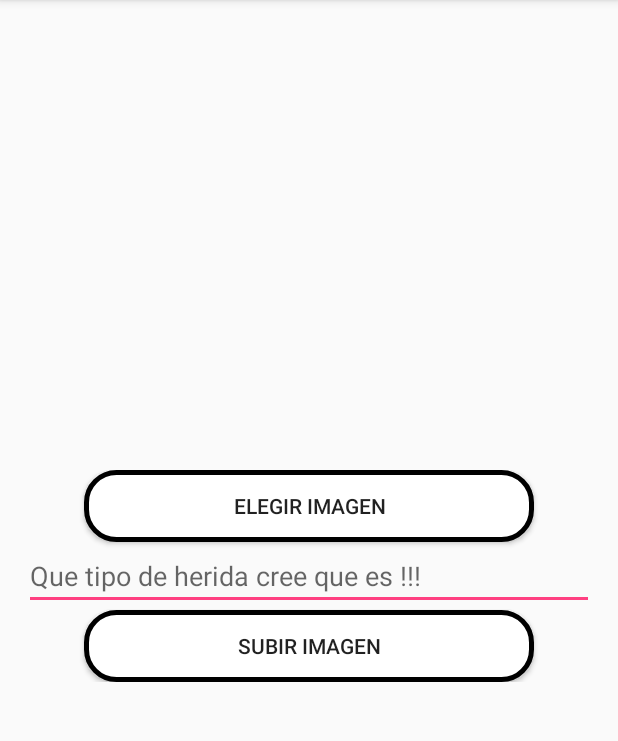
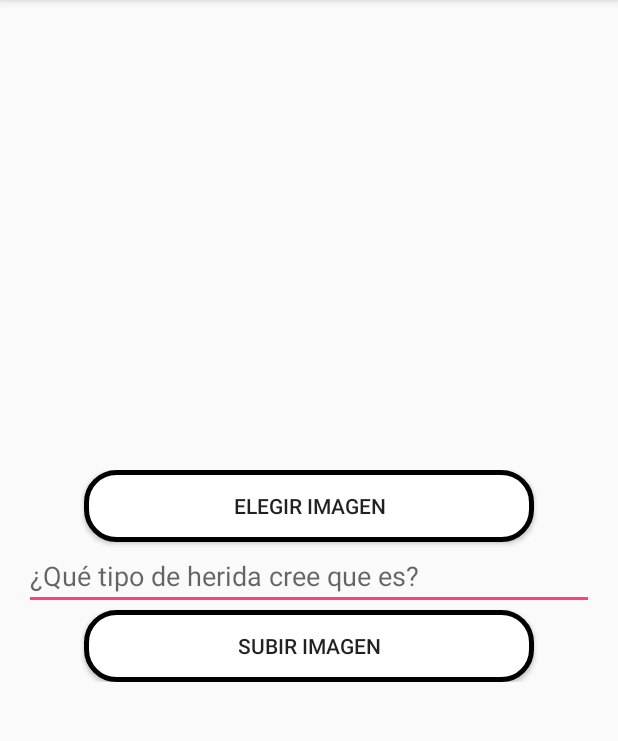
Before and after one commit to Dorkoz-c/SkinTearsFinal2019, an Android app: the SubirImagenActivity screen opened directly, with no data from a screen before it, on a phone screen of 412 x 824 dp, the part 84-825 px from its top. Run offline under Robolectric (Android 15) with nearby library versions, the phone set to English and light mode, and no system bars; our stand-ins replace Volley.

Commit message:
Se corrigen errores menores
Se corrigen Issues #5 - #6 - #7 - #8

```diff
--- a/v1.0 SkinTearsApp/app/src/main/java/cl/ccu/skintears/activities/reconocimiento/SubirImagenActivity.java
+++ b/v1.0 SkinTearsApp/app/src/main/java/cl/ccu/skintears/activities/reconocimiento/SubirImagenActivity.java
@@ -8,6 +8,7 @@ import android.net.ConnectivityManager;
 import android.net.NetworkInfo;
 import android.net.Uri;
 import android.os.Bundle;
+import android.os.Handler;
 import android.provider.MediaStore;
 import android.support.v7.app.AppCompatActivity;
 import android.util.Base64;
@@ -25,6 +26,7 @@ import com.android.volley.VolleyError;
 import com.android.volley.toolbox.StringRequest;
 import com.android.volley.toolbox.Volley;
 import cl.ccu.skintears.R;
+import cl.ccu.skintears.activities.CompartirImagenActivity;
 
 import java.io.ByteArrayOutputStream;
 import java.io.IOException;
@@ -48,6 +50,7 @@ public class SubirImagenActivity extends AppCompatActivity implements View.OnCli
 
     private String KEY_IMAGEN = "foto";
     private String KEY_NOMBRE = "nombre";
+
 
     @Override
     protected void onCreate(Bundle savedInstanceState) {
@@ -182,7 +185,7 @@ public class SubirImagenActivity extends AppCompatActivity implements View.OnCli
 
 
             if (!compruebaConexion(this)) {
-                Toast.makeText(getBaseContext(),"CONECTESE A INTERNET", Toast.LENGTH_LONG).show();
+                Toast.makeText(getBaseContext(),"CONÉCTESE A INTERNET", Toast.LENGTH_LONG).show();
             }
 
 
@@ -193,13 +196,30 @@ public class SubirImagenActivity extends AppCompatActivity implements View.OnCli
                 avisoSubaImagen.show();
             }else{
                 uploadImage();
+
+                //imageView.setImageDrawable(null);
+                //imageView.setImageBitmap(null);
+                //imageView.destroyDrawingCache();
+                //imageView.setImageResource(0);
+                //imageView.setImageResource(-1);
+                //imageView.setBackground(null);
+                //ImageView imageView = findViewById(R.id.imageView);
+                //imageView.setImageResource(0);
+/*
+                    //Declaramos un Handler que hace de unión entre el hilo principal y el secundario
+                    Handler handler = new Handler();
+                    //Llamamos al método postDelayed
+                    handler.postDelayed(new Runnable() {
+                        public void run() {
+                            imageView.setImageResource(0);
+                            bitmap = null;
+                        }
+                    }, 10000); // 10 segundos de "delay"
+
+*/
             }
             //uploadImage();
-
-
-
-
-
+            //bitmap = null;
 
 
         }
--- a/v1.0 SkinTearsApp/app/src/main/res/layout/activity_compartir_imagen.xml
+++ b/v1.0 SkinTearsApp/app/src/main/res/layout/activity_compartir_imagen.xml
@@ -14,7 +14,7 @@
         android:layout_marginTop="65dp"
         android:background="@drawable/estilo_borde_redondo"
         android:onClick="sacarFoto"
-        android:text="Activar Cámara!"
+        android:text="Activar Cámara"
         android:textAllCaps="false"
         android:textSize="20sp" />
 
@@ -50,7 +50,7 @@
         android:layout_alignParentBottom="true"
         android:layout_centerHorizontal="true"
         android:background="@drawable/estilo_borde_redondo"
-        android:text="Seleccionar Imagen!"
+        android:text="Seleccionar Imagen"
         android:textAllCaps="false"
         android:textSize="20sp" />
 
--- a/v1.0 SkinTearsApp/app/src/main/res/layout/activity_subir_imagen.xml
+++ b/v1.0 SkinTearsApp/app/src/main/res/layout/activity_subir_imagen.xml
@@ -41,7 +41,7 @@
         android:layout_below="@+id/imageView"
         android:maxLength="13"
         android:digits="ABCDEFGHIJKLMNOPQRSTUVWXYZabcdefghijklmnopqrstuvwxyz0123456789 "
-        android:hint="Que tipo de herida cree que es !!!" />
+        android:hint="¿Qué tipo de herida cree que es?" />
 
     <Button
         android:id="@+id/btnSubir"
```
Also changed, not shown: v1.0 SkinTearsApp/app/src/main/res/values/strings.xml (+9 -7 lines), 1 other file.
